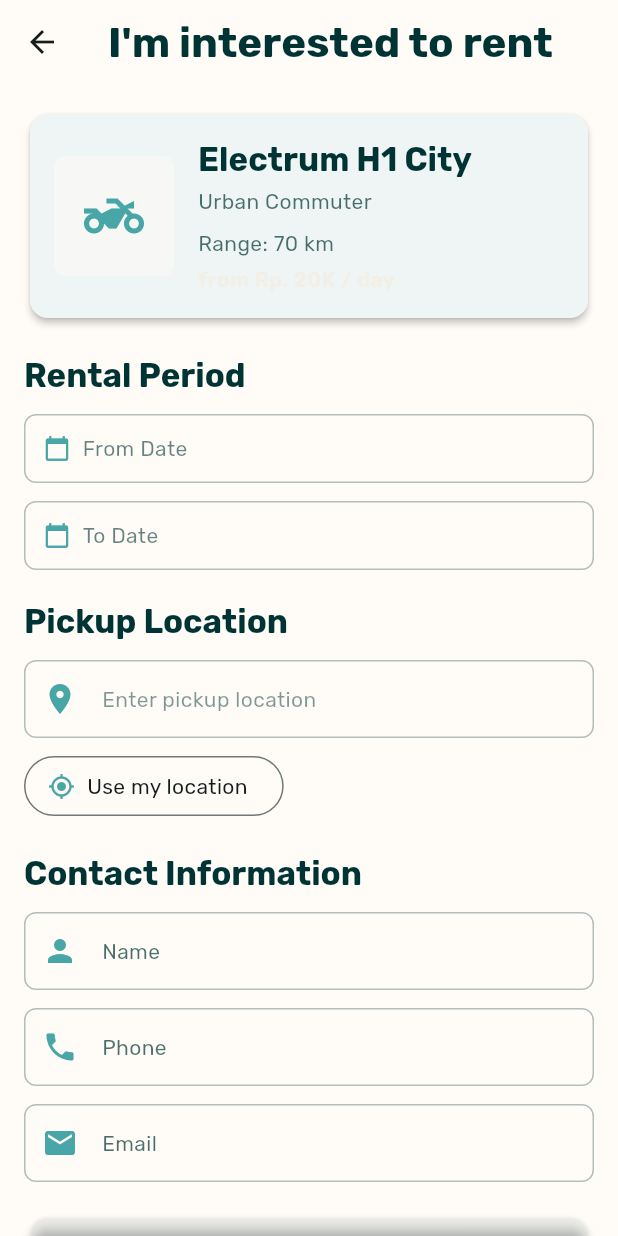
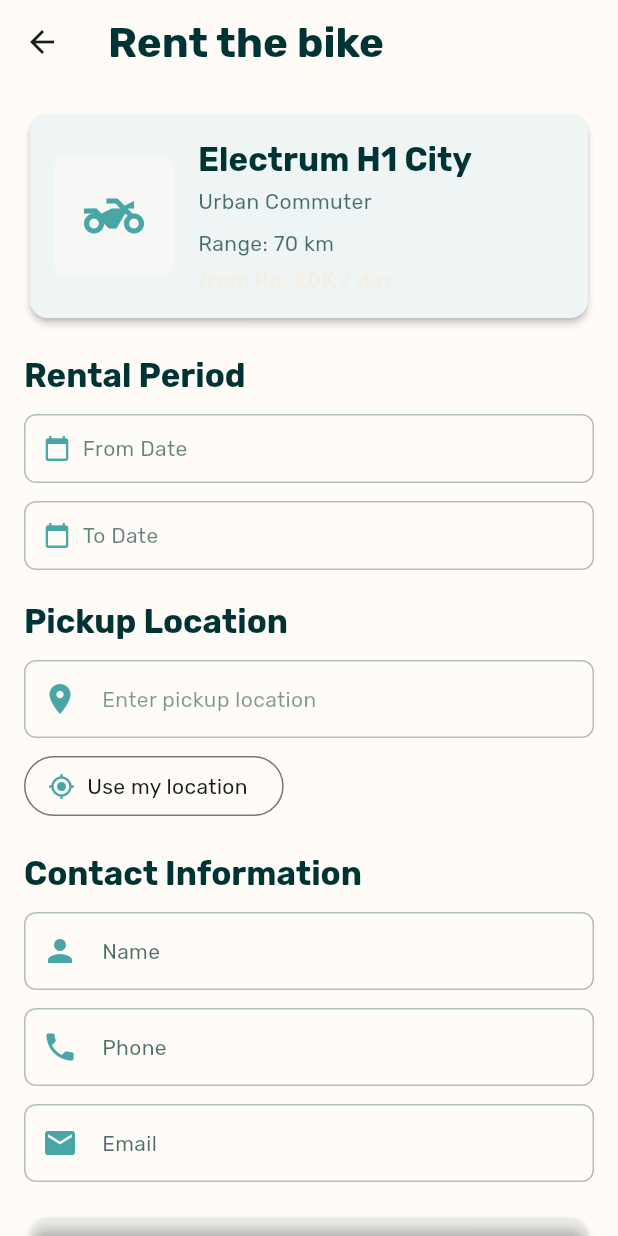
Before and after one commit to ahmad-mukhlish/electrum_ahmad, a Flutter app: the BikeRentingFormScreen screen opened directly with sample values from the repository, on a phone screen of 412 x 824 dp. Run offline on Flutter 3.47's test engine with Material 3 defaults, Android fonts, the phone set to English and light mode, and no system bars; our stand-ins replace carousel_slider, cloud_firestore, dio, easy_sidemenu, firebase_auth, firebase_core and 11 more; accounts and stored records are empty; generated files the repository leaves out were written again; network calls fail.

Commit message:
init osm

```diff
--- a/lib/features/bikes/presentation/screens/bike_renting_form_screen.dart
+++ b/lib/features/bikes/presentation/screens/bike_renting_form_screen.dart
@@ -4,7 +4,6 @@
 import 'package:hooks_riverpod/hooks_riverpod.dart';
 import 'package:quickalert/quickalert.dart';
 
-import '../../../../core/widgets/header_web.dart';
 import '../../../../core/widgets/primary_app_bar.dart';
 import '../../domain/entities/bike.dart';
 import '../viewmodel/notifiers/rent_submit_provider.dart';
@@ -39,10 +38,9 @@
       backgroundColor: colorScheme.onPrimary,
       appBar: kIsWeb
           ? null
-          : const PrimaryAppBar(title: "I'm interested to rent"),
+          : const PrimaryAppBar(title: "Rent the bike"),
       body: Column(
         children: [
-          if (kIsWeb) const HeaderWeb(title: "I'm interested to rent"),
           Expanded(
             child: kIsWeb
                 ? RentFormContentWeb(bike: bike)
--- a/lib/features/bikes/presentation/widgets/shared/bike_summary_card.dart
+++ b/lib/features/bikes/presentation/widgets/shared/bike_summary_card.dart
@@ -94,7 +94,7 @@
               child: Image.network(
                 bike.photoUrl,
                 fit: BoxFit.cover,
-                errorBuilder: (_, __, ___) => Icon(
+                errorBuilder: (_, _, _) => Icon(
                   Icons.two_wheeler,
                   size: imageSize * 0.5,
                   color: colorScheme.primary,
--- a/lib/features/bikes/presentation/widgets/shared/pickup_location_field.dart
+++ b/lib/features/bikes/presentation/widgets/shared/pickup_location_field.dart
@@ -22,6 +22,10 @@
     final textTheme = Theme.of(context).textTheme;
     final formState = ref.watch(rentFormProvider);
 
+    final pickupText = formState.pickupText.isNotEmpty
+        ? formState.pickupText
+        : 'Select pickup location';
+
     return Column(
       crossAxisAlignment: CrossAxisAlignment.start,
       children: [
@@ -34,6 +38,44 @@
           ),
         ),
         SizedBox(height: kIsWeb ? 16 : 12),
+        if (kIsWeb) ...[
+          _buildWebLocationDisplay(
+            colorScheme: colorScheme,
+            textTheme: textTheme,
+            address: pickupText,
+          ),
+          const SizedBox(height: 12),
+          OutlinedButton.icon(
+            onPressed: _isLoadingLocation ? null : _useMyLocation,
+            icon: _isLoadingLocation
+                ? SizedBox(
+                    width: 18,
+                    height: 18,
+                    child: CircularProgressIndicator(
+                      strokeWidth: 2,
+                      color: colorScheme.primary,
+                    ),
+                  )
+                : Icon(
+                    Icons.my_location,
+                    size: 20,
+                    color: colorScheme.primary,
+                  ),
+            label: Text(
+              _isLoadingLocation
+                  ? 'Getting location...'
+                  : 'Use my location (OSM)',
+              style: textTheme.bodyLarge?.copyWith(
+                color: colorScheme.onSecondary,
+                fontWeight: FontWeight.w600,
+              ),
+            ),
+            style: OutlinedButton.styleFrom(
+              side: BorderSide(color: colorScheme.primary),
+              padding: const EdgeInsets.symmetric(vertical: 16),
+            ),
+          ),
+        ] else ...[
           TextField(
             controller: TextEditingController(text: formState.pickupText)
               ..selection = TextSelection.fromPosition(
@@ -97,6 +139,7 @@
             ),
           ),
         ],
+      ],
     );
   }
 
@@ -117,14 +160,19 @@
       }
 
       // Reverse geocode to get address
-      final address = await locationService.getAddressFromCoordinates(
+      final address = kIsWeb
+          ? await locationService.getAddressFromOsmCoordinates(
+              position.latitude,
+              position.longitude,
+            )
+          : await locationService.getAddressFromCoordinates(
               position.latitude,
               position.longitude,
             );
 
       if (address == null) {
         if (mounted) {
-          _showError('Unable to get address. Please enter manually.');
+          _showError('Unable to get address. Please try again.');
         }
         return;
       }
@@ -163,4 +211,38 @@
       ),
     );
   }
+
+  Widget _buildWebLocationDisplay({
+    required ColorScheme colorScheme,
+    required TextTheme textTheme,
+    required String address,
+  }) {
+    return Container(
+      width: double.infinity,
+      padding: const EdgeInsets.symmetric(horizontal: 16, vertical: 18),
+      decoration: BoxDecoration(
+        borderRadius: BorderRadius.circular(8),
+        border: Border.all(
+          color: colorScheme.onSecondary.withValues(alpha: 0.3),
+        ),
+      ),
+      child: Row(
+        children: [
+          Icon(
+            Icons.location_on,
+            color: colorScheme.primary,
+          ),
+          const SizedBox(width: 12),
+          Expanded(
+            child: Text(
+              address,
+              style: textTheme.bodyLarge?.copyWith(
+                color: colorScheme.onSecondary,
+              ),
+            ),
+          ),
+        ],
+      ),
+    );
   }
+}
--- a/lib/features/bikes/presentation/widgets/shared/rental_period_fields.dart
+++ b/lib/features/bikes/presentation/widgets/shared/rental_period_fields.dart
@@ -108,6 +108,9 @@
       initialDate: now,
       firstDate: now,
       lastDate: lastDate,
+      initialEntryMode: kIsWeb
+          ? DatePickerEntryMode.calendarOnly
+          : DatePickerEntryMode.calendar,
     );
 
     if (picked != null) {
@@ -129,6 +132,9 @@
       initialDate: initialDate,
       firstDate: firstDate,
       lastDate: DateTime(now.year + 1),
+      initialEntryMode: kIsWeb
+          ? DatePickerEntryMode.calendarOnly
+          : DatePickerEntryMode.calendar,
     );
 
     if (picked != null) {
--- a/pubspec.yaml
+++ b/pubspec.yaml
@@ -53,6 +53,7 @@
   quickalert: ^1.1.0
   geolocator: ^14.0.2
   geocoding: ^4.0.0
+  flutter_osm_plugin: ^1.1.4
 
 dev_dependencies:
   flutter_test:
```
Also changed, not shown: lib/features/bikes/data/services/location_service.dart (+37 -0 lines), lib/features/bikes/presentation/widgets/shared/bike_hero_section.dart (+9 -8 lines), lib/features/bikes/presentation/widgets/web/rent_form_content_web.dart (+25 -21 lines), pubspec.lock. Lines whose indentation alone changed are shown as unchanged.
